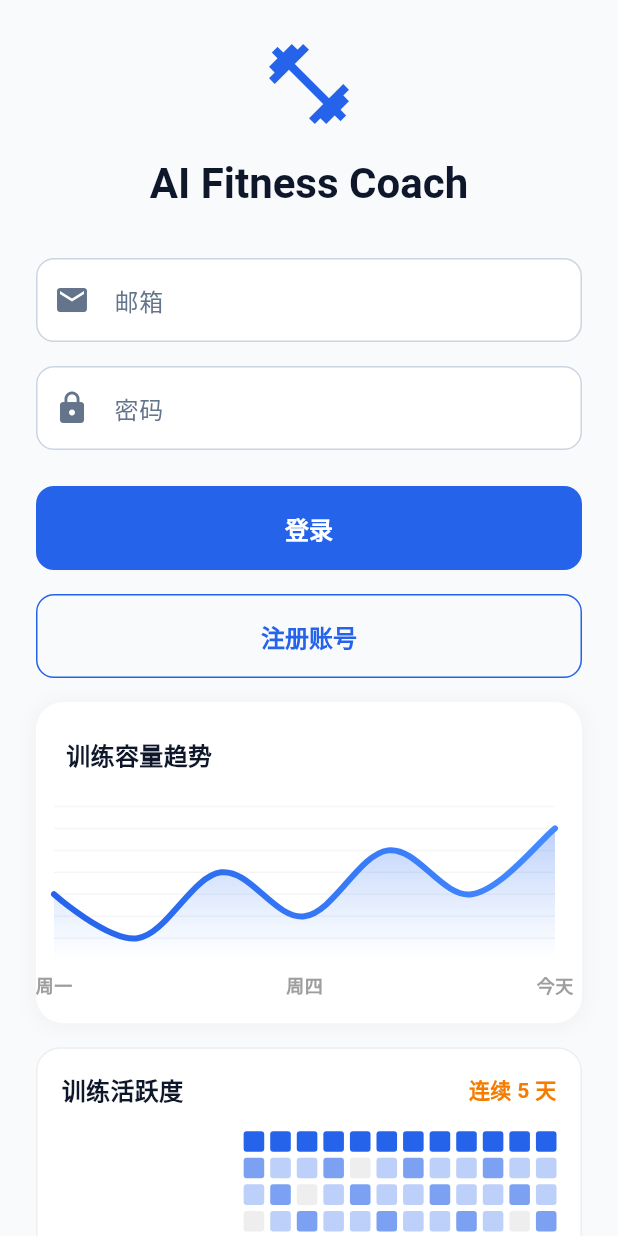
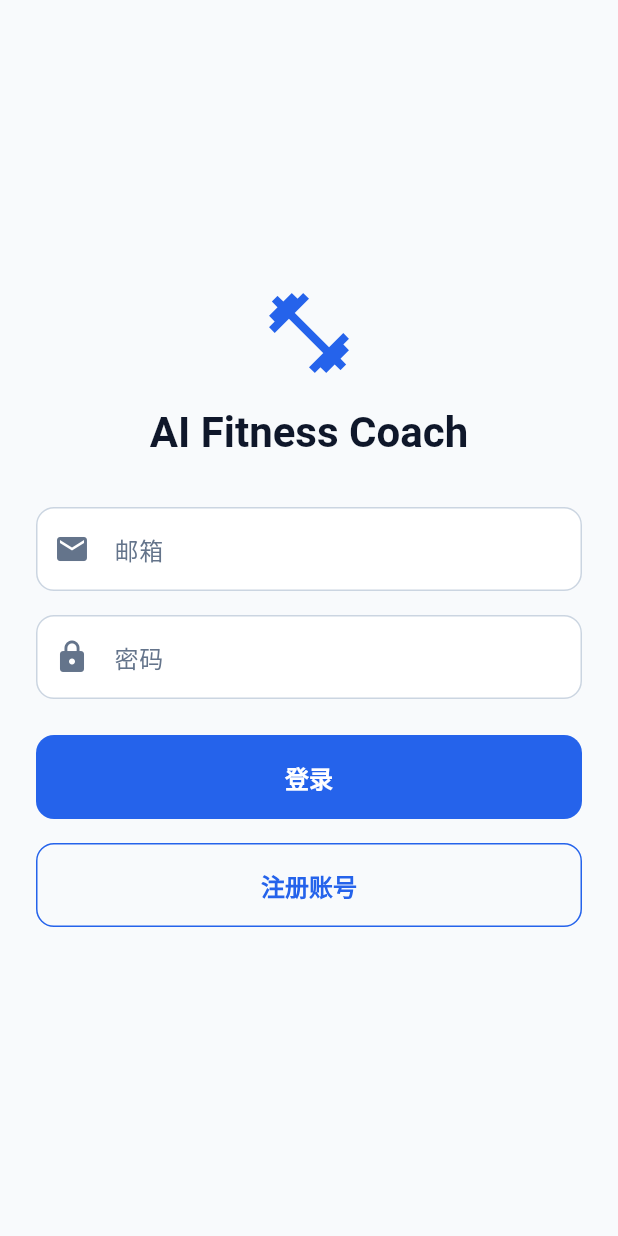
Before and after one commit to xxu14077-sketch/ai_fitness_coach, a Flutter app: the screen it shows after launch, on a phone screen of 412 x 824 dp. Run offline on Flutter 3.47's test engine with Material 3 defaults, Android fonts, the light colour scheme and no system bars; drawn by our look-alikes of fl_chart; our stand-ins replace file_picker, shared_preferences, supabase_flutter; missing offline and left inert: universal_html; accounts and stored records are empty.

Commit message:
Remove dashboard charts from Login Page

```diff
--- a/lib/main.dart
+++ b/lib/main.dart
@@ -152,18 +152,6 @@ class _LoginPageState extends State<LoginPage> {
                 child: const Text('注册账号'),
               ),
               const SizedBox(height: 16),
-              const TrendChart(),
-              const SizedBox(height: 16),
-              const ActivityHeatmap(),
-              const Padding(
-                padding: EdgeInsets.all(8.0),
-                child: Center(
-                  child: Text(
-                    'v1.1 - Charts Enabled',
-                    style: TextStyle(color: Colors.grey, fontSize: 12),
-                  ),
-                ),
-              ),
               if (_error != null)
                 Padding(
                   padding: const EdgeInsets.only(top: 16),
```
Also changed, not shown: 6 other files.
